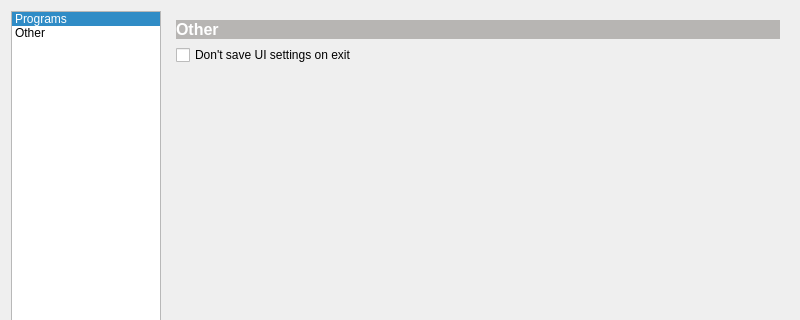
The window that settingsdialog.ui (md2/pyhomelib) describes before a commit, drawn with Qt 5; both pictures show x 0 to 800 and y 0 to 320 of the 800 by 600 pixel window.
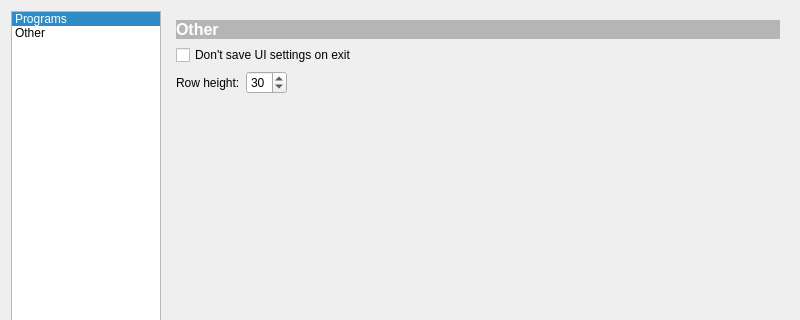
The same window after the commit. The open tabs and pages were chosen to show the change.

Commit message: allow user to configure row height

What changed in the file:
```diff
--- a/settingsdialog.ui
+++ b/settingsdialog.ui
@@ -522,6 +522,8 @@
         </layout>
        </widget>
        <widget class="QWidget" name="page_2">
+        <layout class="QHBoxLayout" name="horizontalLayout_3">
+         <item>
         <layout class="QVBoxLayout" name="verticalLayout_2">
          <item>
           <widget class="QLabel" name="label_2">
@@ -617,6 +619,49 @@
            </property>
           </widget>
          </item>
+           <item>
+            <layout class="QHBoxLayout" name="horizontalLayout_2">
+             <item>
+              <widget class="QLabel" name="label_15">
+               <property name="sizePolicy">
+                <sizepolicy hsizetype="Fixed" vsizetype="Preferred">
+                 <horstretch>0</horstretch>
+                 <verstretch>0</verstretch>
+                </sizepolicy>
+               </property>
+               <property name="text">
+                <string>Row height:</string>
+               </property>
+              </widget>
+             </item>
+             <item>
+              <widget class="QSpinBox" name="rowHeightBox">
+               <property name="sizePolicy">
+                <sizepolicy hsizetype="Fixed" vsizetype="Fixed">
+                 <horstretch>0</horstretch>
+                 <verstretch>0</verstretch>
+                </sizepolicy>
+               </property>
+               <property name="value">
+                <number>30</number>
+               </property>
+              </widget>
+             </item>
+             <item>
+              <spacer name="horizontalSpacer_2">
+               <property name="orientation">
+                <enum>Qt::Horizontal</enum>
+               </property>
+               <property name="sizeHint" stdset="0">
+                <size>
+                 <width>40</width>
+                 <height>20</height>
+                </size>
+               </property>
+              </spacer>
+             </item>
+            </layout>
+           </item>
          <item>
           <spacer name="verticalSpacer_10">
            <property name="orientation">
@@ -631,6 +676,8 @@
           </spacer>
          </item>
         </layout>
+         </item>
+        </layout>
        </widget>
       </widget>
      </item>
```
Left out of the diff: 3 changed lines with no effect on the pictures. Lines whose indentation alone changed are shown as unchanged. The commit also changes 6 other files.
